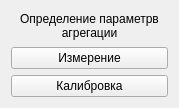
This is choisedialog/agr1.ui in krang4d/Agrekola as Qt 5 draws it before an edit. The edited form follows.
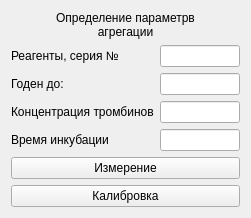
This is the edited form.

The edit to the form file:
```diff
--- a/choisedialog/agr1.ui
+++ b/choisedialog/agr1.ui
@@ -6,15 +6,13 @@
    <rect>
     <x>0</x>
     <y>0</y>
-    <width>179</width>
-    <height>108</height>
+    <width>251</width>
+    <height>208</height>
    </rect>
   </property>
   <property name="windowTitle">
    <string>Form</string>
   </property>
-  <layout class="QGridLayout" name="gridLayout">
-   <item row="0" column="0">
     <layout class="QVBoxLayout" name="verticalLayout">
      <item>
       <widget class="QLabel" name="label">
@@ -30,6 +28,50 @@
        </property>
       </widget>
      </item>
+   <item>
+    <layout class="QFormLayout" name="formLayout_4">
+     <item row="0" column="0">
+      <widget class="QLabel" name="label_88">
+       <property name="text">
+        <string>Реагенты, серия №</string>
+       </property>
+      </widget>
+     </item>
+     <item row="0" column="1">
+      <widget class="QLineEdit" name="lineEdit_39"/>
+     </item>
+     <item row="1" column="0">
+      <widget class="QLabel" name="label_89">
+       <property name="text">
+        <string>Годен до:</string>
+       </property>
+      </widget>
+     </item>
+     <item row="1" column="1">
+      <widget class="QLineEdit" name="lineEdit_40"/>
+     </item>
+     <item row="2" column="0">
+      <widget class="QLabel" name="label_91">
+       <property name="text">
+        <string>Концентрация тромбинов</string>
+       </property>
+      </widget>
+     </item>
+     <item row="2" column="1">
+      <widget class="QLineEdit" name="lineEdit_41"/>
+     </item>
+     <item row="3" column="0">
+      <widget class="QLabel" name="label_90">
+       <property name="text">
+        <string>Время инкубации</string>
+       </property>
+      </widget>
+     </item>
+     <item row="3" column="1">
+      <widget class="QLineEdit" name="lineEdit_6"/>
+     </item>
+    </layout>
+   </item>
      <item>
       <widget class="QPushButton" name="startButton">
        <property name="text">
@@ -49,8 +91,6 @@
         <string>Ctrl+Return</string>
        </property>
       </widget>
-     </item>
-    </layout>
    </item>
   </layout>
  </widget>
```
Lines whose indentation alone changed are shown as unchanged.
